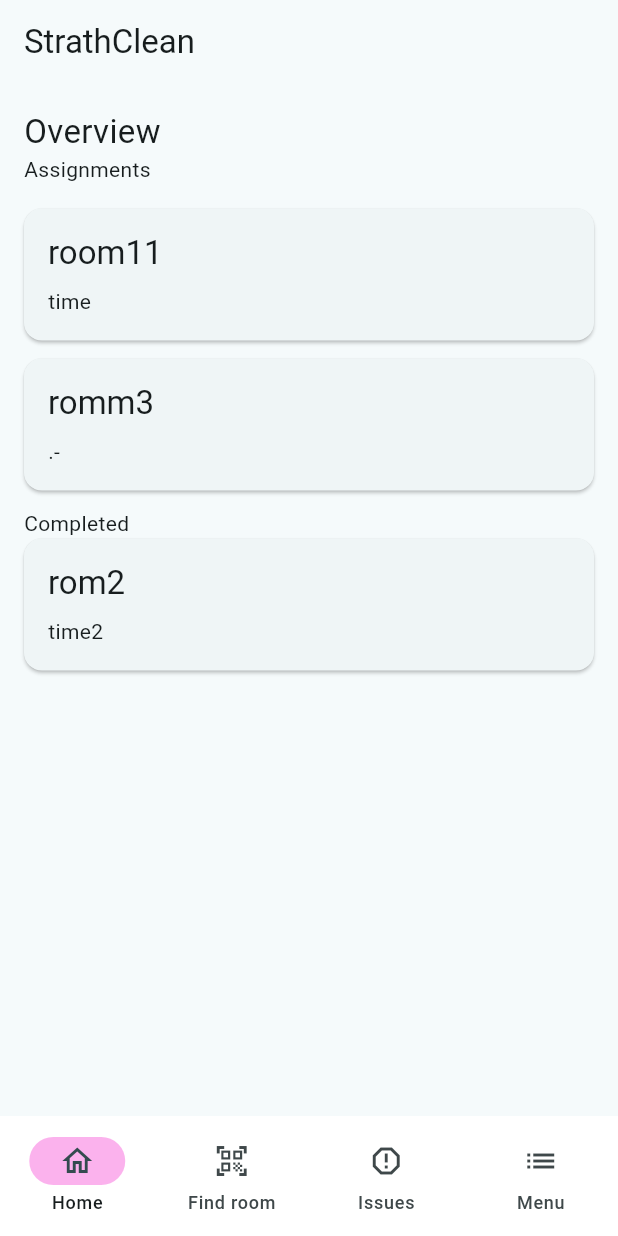
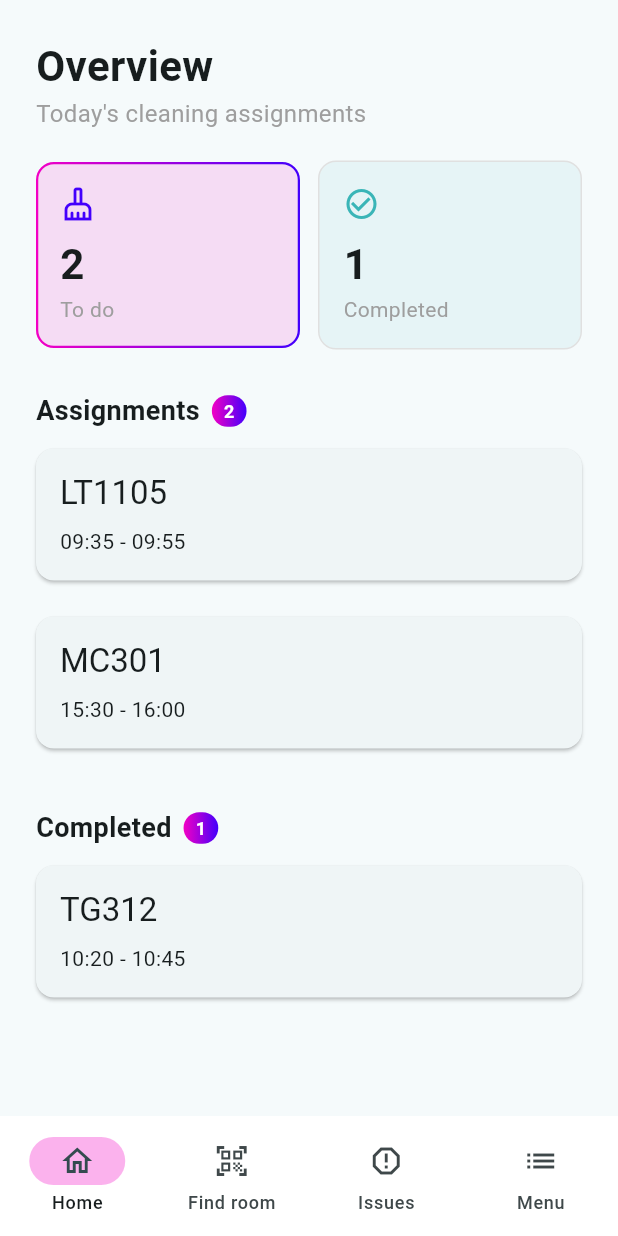
Before and after one commit to teuos/StrathClean, a Flutter app: the HomePage screen opened directly, on a phone screen of 412 x 824 dp. Run offline on Flutter 3.47's test engine with Material 3 defaults, Android fonts, the phone set to English and light mode, and no system bars; missing offline and left inert: mobile_scanner.

Commit message:
restyled home

```diff
--- a/frontend/lib/features/pages/home.dart
+++ b/frontend/lib/features/pages/home.dart
@@ -1,25 +1,15 @@
 import 'package:flutter/material.dart';
 
+import 'package:strath_clean/theme/app_colors.dart';
+import 'package:strath_clean/widgets/auditInfo.dart';
+import 'package:strath_clean/widgets/gradient_outline_input_border.dart';
 import 'package:strath_clean/widgets/infoCard.dart';
 import 'package:strath_clean/widgets/navbar.dart';
-import 'package:strath_clean/widgets/auditInfo.dart';
 
 final List<AuditInfo> homeCards = [
-  AuditInfo(
-    roomId: 'room11',
-    time: 'time',
-    completed: false,
-  ),
-  AuditInfo(
-    roomId: 'rom2',
-    time: 'time2',
-    completed: true,
-  ),
-  AuditInfo(
-    roomId: 'romm3',
-    time: '.-',
-    completed: false,
-  )
+  AuditInfo(roomId: 'LT1105', time: '09:35 - 09:55', completed: false),
+  AuditInfo(roomId: 'TG312', time: '10:20 - 10:45', completed: true),
+  AuditInfo(roomId: 'MC301', time: '15:30 - 16:00', completed: false),
 ];
 
 class HomePage extends StatelessWidget {
@@ -27,31 +17,173 @@ class HomePage extends StatelessWidget {
 
   @override
   Widget build(BuildContext context) {
+    final toDo = homeCards.where((c) => !c.completed).toList();
+    final done = homeCards.where((c) => c.completed).toList();
+
     return Scaffold(
-      appBar: AppBar(title: const Text('StrathClean')),
-      body: ListView(
-        padding: const EdgeInsets.all(16),
+      bottomNavigationBar: const AppNavBar(currentIndex: 0),
+      body: SafeArea(
+        child: ListView(
+          padding: const EdgeInsets.all(24),
           children: [
             const Text(
               'Overview',
-            style: TextStyle(fontSize: 22)
+              style: TextStyle(fontSize: 28, fontWeight: FontWeight.bold),
             ),
             const Text(
-            'Assignments'
+              "Today's cleaning assignments",
+              style: TextStyle(fontSize: 16, color: Colors.grey),
+            ),
+            const SizedBox(height: 20),
+
+            // Summary tiles
+            Row(
+              children: [
+                Expanded(
+                  child: _StatTile(
+                    label: 'To do',
+                    count: toDo.length,
+                    icon: Icons.cleaning_services_outlined,
+                    highlighted: true,
+                  ),
+                ),
+                const SizedBox(width: 12),
+                Expanded(
+                  child: _StatTile(
+                    label: 'Completed',
+                    count: done.length,
+                    icon: Icons.check_circle_outline,
+                  ),
+                ),
+              ],
+            ),
+            const SizedBox(height: 28),
+
+            _SectionHeader(title: 'Assignments', count: toDo.length),
+            const SizedBox(height: 12),
+            if (toDo.isEmpty)
+              const _EmptyMessage('All done, nothing left to clean')
+            else
+              for (final card in toDo)
+                Padding(
+                  padding: const EdgeInsets.only(bottom: 12),
+                  child: InfoCard(roomId: card.roomId, time: card.time),
                 ),
             const SizedBox(height: 16),
-          for (final card in homeCards)
-            if (!card.completed)
-              InfoCard(roomId: card.roomId, time: card.time),
-          const Text (
-            'Completed'
+
+            _SectionHeader(title: 'Completed', count: done.length),
+            const SizedBox(height: 12),
+            if (done.isEmpty)
+              const _EmptyMessage('No rooms completed yet')
+            else
+              for (final card in done)
+                Padding(
+                  padding: const EdgeInsets.only(bottom: 12),
+                  child: InfoCard(roomId: card.roomId, time: card.time),
                 ),
-          for (final card in homeCards)
-            if (card.completed)
-              InfoCard(roomId: card.roomId, time: card.time),
           ],
         ),
-      bottomNavigationBar: const AppNavBar(currentIndex: 0),
+      ),
     );
   }
 }
+
+/// A small summary box with a count, e.g. "3 To do".
+class _StatTile extends StatelessWidget {
+  const _StatTile({
+    required this.label,
+    required this.count,
+    required this.icon,
+    this.highlighted = false,
+  });
+
+  final String label;
+  final int count;
+  final IconData icon;
+  final bool highlighted;
+
+  @override
+  Widget build(BuildContext context) {
+    return Container(
+      padding: const EdgeInsets.all(16),
+      decoration: highlighted
+          ? ShapeDecoration(
+              color: brandPink.withValues(alpha: 0.12),
+              shape: const GradientOutlineInputBorder(
+                gradient: brandGradient,
+                width: 1.5,
+              ),
+            )
+          : ShapeDecoration(
+              color: brandTeal.withValues(alpha: 0.08),
+              shape: RoundedRectangleBorder(
+                borderRadius: cornerRadius,
+                side: BorderSide(color: Colors.grey.shade300),
+              ),
+            ),
+      child: Column(
+        crossAxisAlignment: CrossAxisAlignment.start,
+        children: [
+          Icon(icon, color: highlighted ? brandBlue : brandTeal),
+          const SizedBox(height: 8),
+          Text(
+            '$count',
+            style: const TextStyle(fontSize: 28, fontWeight: FontWeight.bold),
+          ),
+          Text(label, style: const TextStyle(color: Colors.grey)),
+        ],
+      ),
+    );
+  }
+}
+
+/// Section title with a count bubble, e.g. "Assignments (2)".
+class _SectionHeader extends StatelessWidget {
+  const _SectionHeader({required this.title, required this.count});
+
+  final String title;
+  final int count;
+
+  @override
+  Widget build(BuildContext context) {
+    return Row(
+      children: [
+        Text(
+          title,
+          style: const TextStyle(fontSize: 18, fontWeight: FontWeight.bold),
+        ),
+        const SizedBox(width: 8),
+        Container(
+          padding: const EdgeInsets.symmetric(horizontal: 8, vertical: 2),
+          decoration: BoxDecoration(
+            gradient: brandGradient,
+            borderRadius: BorderRadius.circular(20),
+          ),
+          child: Text(
+            '$count',
+            style: const TextStyle(
+              color: Colors.white,
+              fontWeight: FontWeight.bold,
+              fontSize: 12,
+            ),
+          ),
+        ),
+      ],
+    );
+  }
+}
+
+/// Grey text shown when a section has no cards.
+class _EmptyMessage extends StatelessWidget {
+  const _EmptyMessage(this.text);
+
+  final String text;
+
+  @override
+  Widget build(BuildContext context) {
+    return Padding(
+      padding: const EdgeInsets.symmetric(vertical: 8),
+      child: Text(text, style: const TextStyle(color: Colors.grey)),
+    );
+  }
+}
```
Lines whose indentation alone changed are shown as unchanged.
